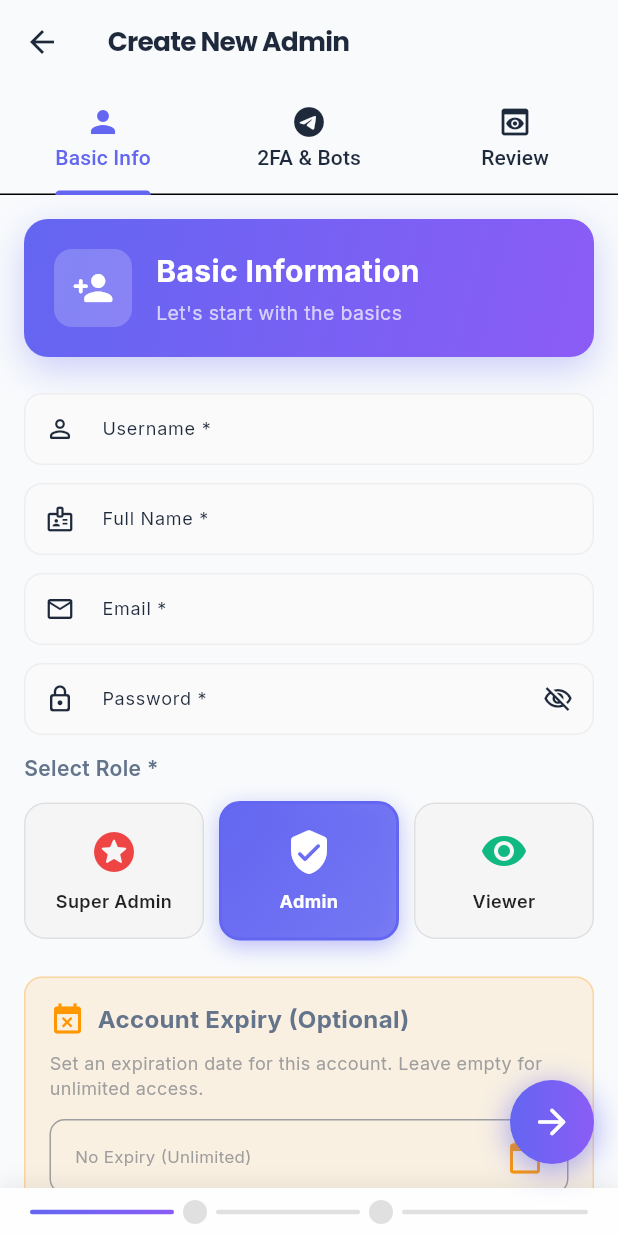
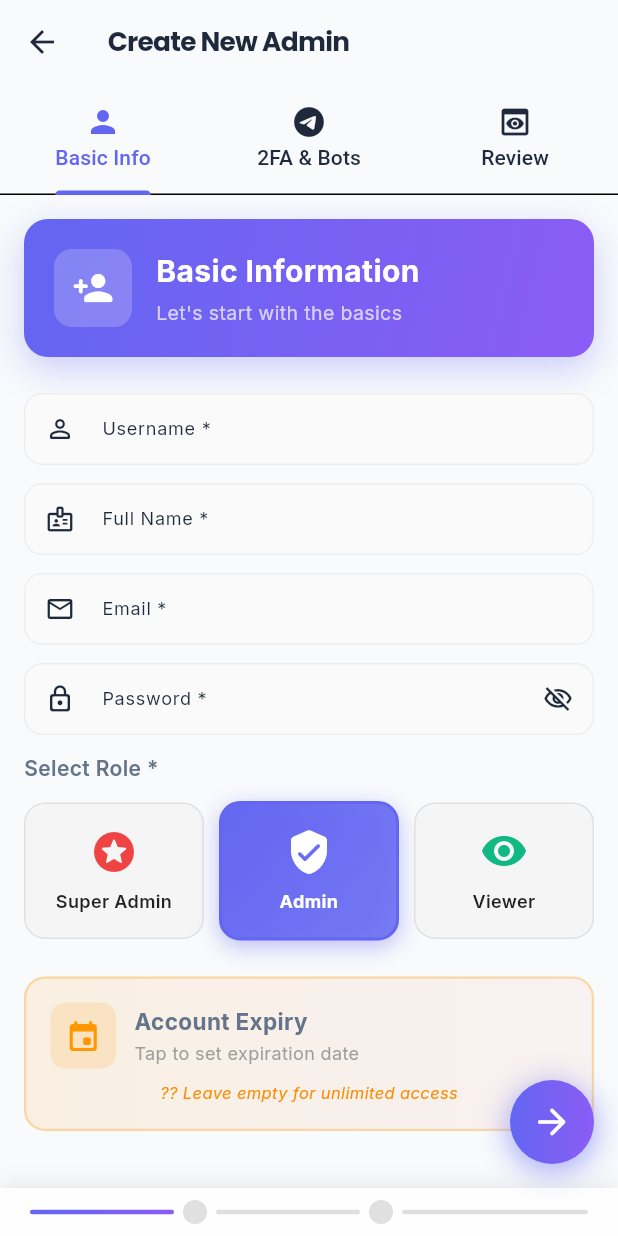
Before and after one commit to angelcode119/pannelapp, a Flutter app: the CreateAdminFullScreen screen opened directly, on a phone screen of 412 x 824 dp. Run offline on Flutter 3.47's test engine with Material 3 defaults, Android fonts, the phone set to English and light mode, and no system bars; our stand-ins replace dio, flutter_screenutil, flutter_secure_storage, google_fonts, pretty_dio_logger, shared_preferences and 1 more; accounts and stored records are empty; network calls fail.

Commit message:
feat: Redesign expiry date section with better UX and visual feedback

```diff
--- a/lib/presentation/screens/admins/create_admin_full_screen.dart
+++ b/lib/presentation/screens/admins/create_admin_full_screen.dart
@@ -503,45 +503,40 @@ class _CreateAdminFullScreenState extends State<CreateAdminFullScreen>
 
           const SizedBox(height: 24),
 
-          // Expiry Date Section
+          // Expiry Date Section - ?????! ?
           Container(
-            padding: const EdgeInsets.all(16),
             decoration: BoxDecoration(
-              color: Colors.orange.withOpacity(0.1),
-              borderRadius: BorderRadius.circular(12),
+              gradient: LinearGradient(
+                colors: [
+                  Colors.orange.withOpacity(0.1),
+                  Colors.deepOrange.withOpacity(0.05),
+                ],
+              ),
+              borderRadius: BorderRadius.circular(14),
               border: Border.all(
                 color: Colors.orange.withOpacity(0.3),
+                width: 1.5,
               ),
             ),
-            child: Column(
-              crossAxisAlignment: CrossAxisAlignment.start,
-              children: [
-                Row(
-                  children: const [
-                    Icon(Icons.event_busy, color: Colors.orange),
-                    SizedBox(width: 8),
-                    Text(
-                      'Account Expiry (Optional)',
-                      style: TextStyle(
-                        fontWeight: FontWeight.bold,
-                        fontSize: 16,
-                      ),
-                    ),
-                  ],
-                ),
-                const SizedBox(height: 8),
-                const Text(
-                  'Set an expiration date for this account. Leave empty for unlimited access.',
-                  style: TextStyle(fontSize: 12, color: Colors.grey),
-                ),
-                const SizedBox(height: 12),
-                InkWell(
+            child: Material(
+              color: Colors.transparent,
+              child: InkWell(
                 onTap: () async {
                   final DateTime? picked = await showDatePicker(
                     context: context,
                     initialDate: _expiresAt ?? DateTime.now().add(const Duration(days: 30)),
                     firstDate: DateTime.now(),
                     lastDate: DateTime.now().add(const Duration(days: 3650)),
+                    builder: (context, child) {
+                      return Theme(
+                        data: Theme.of(context).copyWith(
+                          colorScheme: const ColorScheme.light(
+                            primary: Color(0xFFF59E0B),
+                          ),
+                        ),
+                        child: child!,
+                      );
+                    },
                   );
                   if (picked != null) {
                     setState(() {
@@ -556,54 +551,86 @@ class _CreateAdminFullScreenState extends State<CreateAdminFullScreen>
                     });
                   }
                 },
-                  child: Container(
-                    padding: const EdgeInsets.symmetric(
-                      horizontal: 16,
-                      vertical: 12,
-                    ),
+                borderRadius: BorderRadius.circular(14),
+                child: Padding(
+                  padding: const EdgeInsets.all(16),
+                  child: Column(
+                    children: [
+                      Row(
+                        children: [
+                          Container(
+                            padding: const EdgeInsets.all(10),
                             decoration: BoxDecoration(
-                      border: Border.all(color: Colors.grey),
+                              color: Colors.orange.withOpacity(0.15),
                               borderRadius: BorderRadius.circular(10),
                             ),
-                    child: Row(
-                      mainAxisAlignment: MainAxisAlignment.spaceBetween,
+                            child: const Icon(
+                              Icons.event_rounded,
+                              color: Colors.orange,
+                              size: 24,
+                            ),
+                          ),
+                          const SizedBox(width: 12),
+                          Expanded(
+                            child: Column(
+                              crossAxisAlignment: CrossAxisAlignment.start,
                               children: [
+                                const Text(
+                                  'Account Expiry',
+                                  style: TextStyle(
+                                    fontWeight: FontWeight.bold,
+                                    fontSize: 15,
+                                  ),
+                                ),
+                                const SizedBox(height: 2),
                                 Text(
                                   _expiresAt == null
-                              ? 'No Expiry (Unlimited)'
-                              : 'Expires: ${_expiresAt!.year}-${_expiresAt!.month.toString().padLeft(2, '0')}-${_expiresAt!.day.toString().padLeft(2, '0')}',
+                                      ? 'Tap to set expiration date'
+                                      : 'Expires on ${_expiresAt!.day}/${_expiresAt!.month}/${_expiresAt!.year}',
                                   style: TextStyle(
-                            color: _expiresAt == null ? Colors.grey : null,
+                                    fontSize: 12,
+                                    color: _expiresAt == null
+                                        ? Colors.grey
+                                        : Colors.orange.shade700,
+                                    fontWeight: _expiresAt == null
+                                        ? FontWeight.normal
+                                        : FontWeight.w600,
                                   ),
                                 ),
-                        Icon(
-                          _expiresAt == null
-                              ? Icons.calendar_today
-                              : Icons.event,
-                          color: Colors.orange,
+                              ],
+                            ),
+                          ),
+                          if (_expiresAt != null)
+                            IconButton(
+                              onPressed: () {
+                                setState(() {
+                                  _expiresAt = null;
+                                });
+                              },
+                              icon: const Icon(Icons.close_rounded),
+                              color: Colors.red,
+                              iconSize: 20,
+                              padding: EdgeInsets.zero,
+                              constraints: const BoxConstraints(),
+                            ),
+                        ],
+                      ),
+                      if (_expiresAt == null)
+                        Padding(
+                          padding: const EdgeInsets.only(top: 8),
+                          child: Text(
+                            '?? Leave empty for unlimited access',
+                            style: TextStyle(
+                              fontSize: 11,
+                              color: Colors.orange.shade600,
+                              fontStyle: FontStyle.italic,
+                            ),
+                          ),
                         ),
                     ],
                   ),
                 ),
               ),
-                if (_expiresAt != null) ...[
-                  const SizedBox(height: 8),
-                  Center(
-                    child: TextButton.icon(
-                      onPressed: () {
-                        setState(() {
-                          _expiresAt = null;
-                        });
-                      },
-                      icon: const Icon(Icons.clear, color: Colors.red),
-                      label: const Text(
-                        'Clear Expiry Date',
-                        style: TextStyle(color: Colors.red),
-                      ),
-                    ),
-                  ),
-                ],
-              ],
             ),
           ),
         ],
```
Lines whose indentation alone changed are shown as unchanged.
